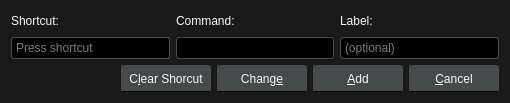
u8sand/Baka-MPlayer, file src/ui/keydialog.ui: the form before one commit.
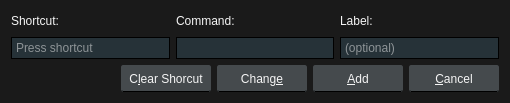
The form after the commit.

Commit message: Changed primary color & color fixes

Patch:
```diff
--- a/src/ui/keydialog.ui
+++ b/src/ui/keydialog.ui
@@ -23,9 +23,8 @@
 /* QLineEdit */
 
 QLineEdit {
-	background: black;
-	border: 1px solid #454A4D;
-	border-radius: 2px;
+	background: #263238;
+	border: 1px solid black;
 	padding: 2px;
 }
 QLineEdit:focus {
@@ -54,7 +53,7 @@
 QPushButton:disabled {
 	background: transparent;
 	border: 1px solid #454A4D;
-	color: #B8B8B8;
+	color: #6F6F6F;
 }</string>
   </property>
   <layout class="QVBoxLayout" name="verticalLayout">
```
Left out of the diff: 4 changed lines with no effect on the pictures. The commit also changes 14 other files.
